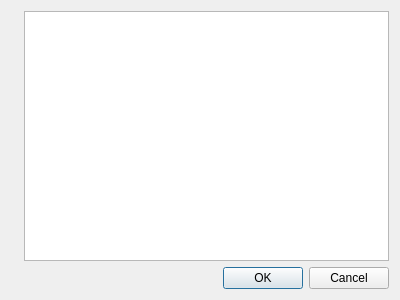
Old version of the form plugins/src/ManagerTask/uis/dialogConfimCommand.ui in the repository SnayperTihCreator/OverayPlugins.
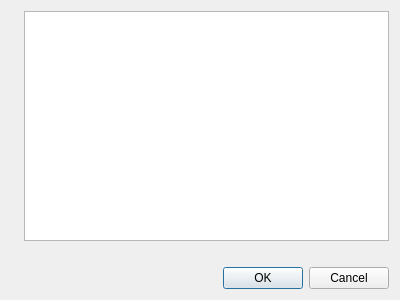
New version of the form.

What changed in the file:
```diff
--- a/plugins/src/ManagerTask/uis/dialogConfimCommand.ui
+++ b/plugins/src/ManagerTask/uis/dialogConfimCommand.ui
@@ -10,6 +10,11 @@
     <height>300</height>
    </rect>
   </property>
+  <property name="font">
+   <font>
+    <family>Segoe UI</family>
+   </font>
+  </property>
   <property name="windowTitle">
    <string>Dialog</string>
   </property>
@@ -31,6 +36,13 @@
      </item>
     </layout>
    </item>
+   <item>
+    <widget class="QLabel" name="timeLeft">
+     <property name="text">
+      <string/>
+     </property>
+    </widget>
+   </item>
    <item>
     <widget class="QDialogButtonBox" name="buttonBox">
      <property name="orientation">
```
Left out of the diff: 6 changed lines with no effect on the pictures.
